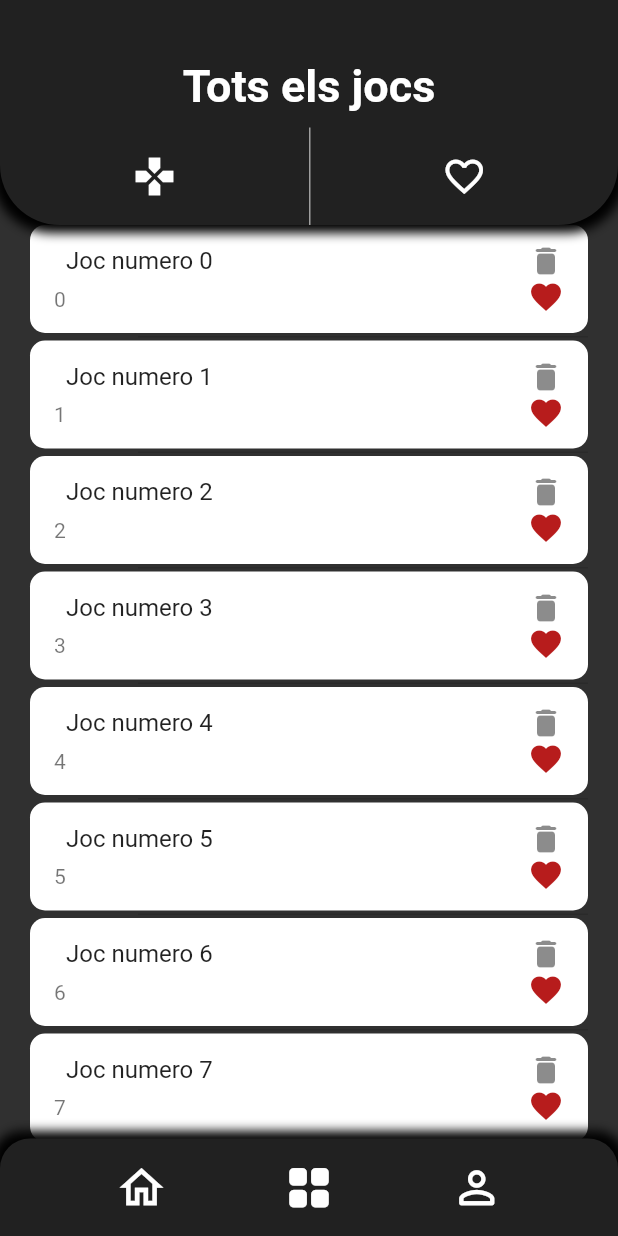
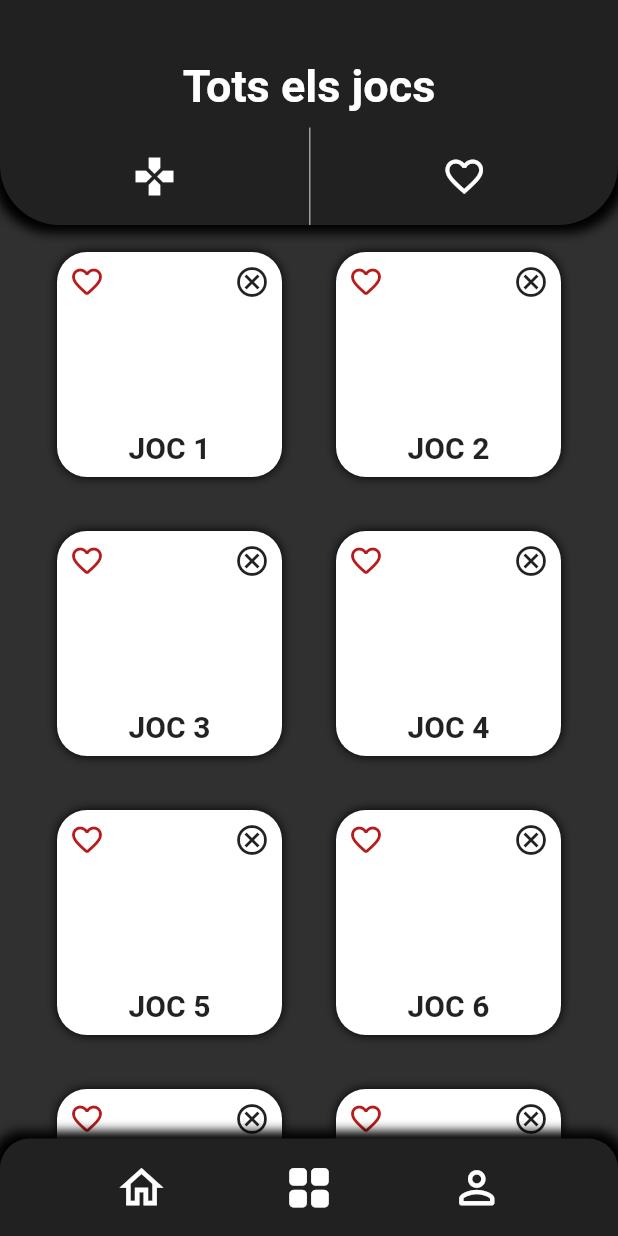
Before and after one commit to axel0915/GameApp, a Flutter app: the LibraryScreen screen opened directly, on a phone screen of 412 x 824 dp. Run offline on Flutter 3.47's test engine with Material 2 defaults, Android fonts, the phone set to English and light mode, and no system bars; our stand-ins replace cloud_firestore, firebase_core; accounts and stored records are empty.

Commit message:
rutas y estados

```diff
--- a/lib/Pantallas/LibraryScreen.dart
+++ b/lib/Pantallas/LibraryScreen.dart
@@ -9,8 +9,19 @@ class LibraryScreen extends StatefulWidget {
 }
 
 class _LibraryScreenState extends State<LibraryScreen> {
-  late Usuari user;
+  // late Usuari user;
   late bool mode_favorit = false;
+  List<String> llista_de_prova = [
+    "JOC 1",
+    "JOC 2",
+    "JOC 3",
+    "JOC 4",
+    "JOC 5",
+    "JOC 6",
+    "JOC 7",
+    "JOC 8",
+  ];
+  List<String> llistafavorits_de_prova = [];
 
   @override
   Widget build(BuildContext context) {
@@ -105,18 +116,97 @@ class _LibraryScreenState extends State<LibraryScreen> {
             child: Padding(
               padding: const EdgeInsets.symmetric(horizontal: 20),
               child: Container(
-                child: ListView.separated(
+                child: GridView.builder(
+                  gridDelegate: SliverGridDelegateWithFixedCrossAxisCount(
+                      crossAxisCount: 2),
+                  itemBuilder: (context, index) {
+                    return Center(
+                      child: Container(
+                        height: 150,
+                        width: 150,
+                        decoration: BoxDecoration(
+                            boxShadow: [
+                              BoxShadow(
+                                color: Colors.black,
+                                spreadRadius: 0,
+                                blurRadius: 5,
+                              )
+                            ],
+                            color: Colors.white,
+                            borderRadius:
+                                BorderRadius.all(Radius.circular(20))),
+                        child: Padding(
+                          padding: const EdgeInsets.all(8.0),
+                          child: Column(
+                            crossAxisAlignment: CrossAxisAlignment.end,
+                            mainAxisAlignment: MainAxisAlignment.spaceBetween,
+                            children: [
+                              Row(
+                                mainAxisAlignment:
+                                    MainAxisAlignment.spaceBetween,
+                                children: [
+                                  Icon(
+                                    Icons.favorite_border_rounded,
+                                    color: Colors.red[900],
+                                  ),
+                                  GestureDetector(
+                                      onTap: () {
+                                        setState(() {
+                                          llista_de_prova
+                                              .remove(llista_de_prova[index]);
+                                        });
+                                      },
+                                      child: Icon(Icons.cancel_outlined)),
+                                ],
+                              ),
+                              Align(
+                                alignment: Alignment.bottomCenter,
+                                child: Text("${llista_de_prova[index]}",
+                                    style: TextStyle(
+                                        fontSize: 20,
+                                        fontWeight: FontWeight.bold)),
+                              ),
+                            ],
+                          ),
+                        ),
+                      ),
+                    );
+                  },
+                  itemCount: llista_de_prova.length,
+                ),
+                /*ListView.separated(
                   itemCount: 10, //user.biblioteca.length
                   itemBuilder: (context, index) {
-                    return ListTile(
-                      shape: RoundedRectangleBorder(
-                          borderRadius: BorderRadius.circular(10)),
-                      tileColor: Colors.white,
-                      title: Padding(
+                    return Container(
+                      decoration: BoxDecoration(
+                          color: Colors.white,
+                          borderRadius: BorderRadius.all(Radius.circular(10))),
+                      child: Padding(
                         padding: const EdgeInsets.all(8.0),
-                        child: Text("Joc numero $index"),
-                      ), //user.biblioteca[index].nom
-                      trailing: Column(
+                        child: Row(
+                          mainAxisAlignment: MainAxisAlignment.spaceBetween,
+                          children: [
+                            Container(
+                              height: 150,
+                              width: 150,
+                              decoration: BoxDecoration(
+                                color: Colors.blue,
+                                borderRadius: BorderRadius.all(
+                                  Radius.circular(10),
+                                ),
+                              ),
+                            ),
+                            Column(
+                              mainAxisAlignment: MainAxisAlignment.start,
+                              children: [
+                                Text("Joc numero $index",
+                                    style: TextStyle(
+                                        fontSize: 20,
+                                        fontWeight: FontWeight.bold)),
+                                Text("Genere/Companyia/Plataforma"),
+                              ],
+                            ),
+                              Column(
                               mainAxisAlignment: MainAxisAlignment.center,
                               children: [
                                 GestureDetector(
@@ -131,8 +221,10 @@ class _LibraryScreenState extends State<LibraryScreen> {
                                 )
                               ],
                             ),
-                      subtitle:
-                          Text("$index"), //user.biblioteca[index].companyia
+                          ],
+                        ),
+                      ), //user.biblioteca[index].nom
+                      //user.biblioteca[index].companyia
                     );
                   },
                   separatorBuilder: (context, index) {
@@ -142,7 +234,7 @@ class _LibraryScreenState extends State<LibraryScreen> {
                       indent: 72,
                     );
                   },
-                ),
+                ),*/
               ),
             ),
           ),
--- a/lib/Pantallas/SignUp.dart
+++ b/lib/Pantallas/SignUp.dart
@@ -109,7 +109,6 @@ class _SignUpState extends State<SignUp> {
                     height: 5,
                   ),
                   Expanded(
-                    child: Container(
                     child: GridView.builder(
                       gridDelegate: SliverGridDelegateWithFixedCrossAxisCount(
                           crossAxisCount: 2),
@@ -145,7 +144,6 @@ class _SignUpState extends State<SignUp> {
                         );
                       },
                       itemCount: 8,
-                      ),
                     ),
                   ),
                   /*Spacer(),
```
Lines whose indentation alone changed are shown as unchanged.
